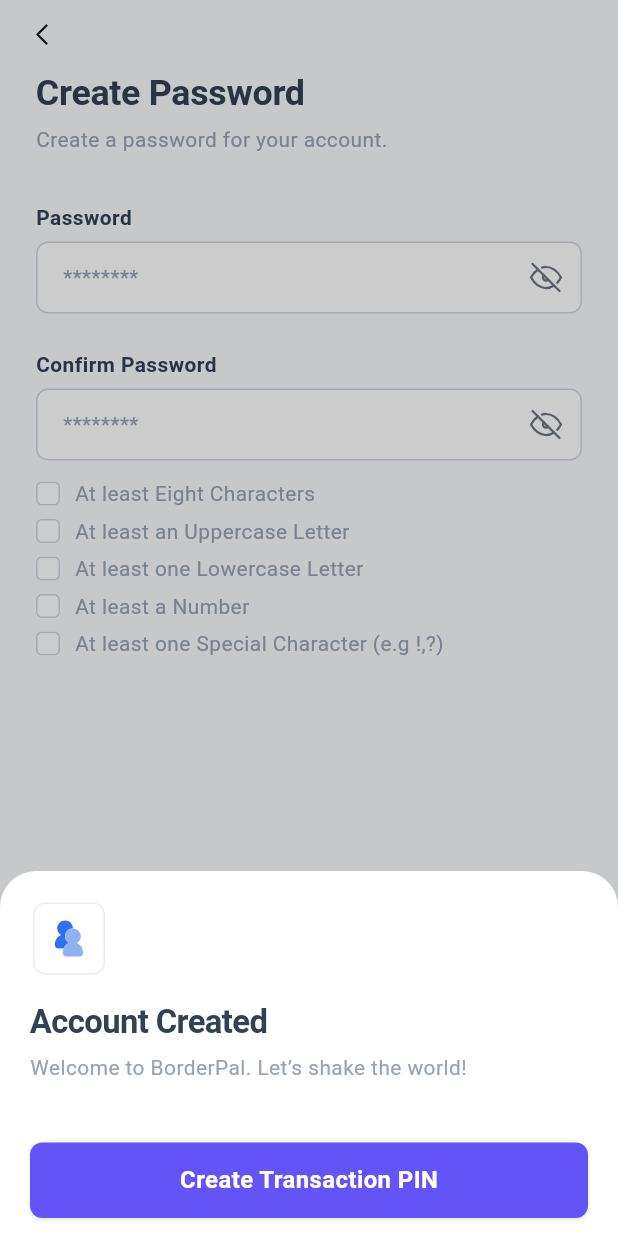
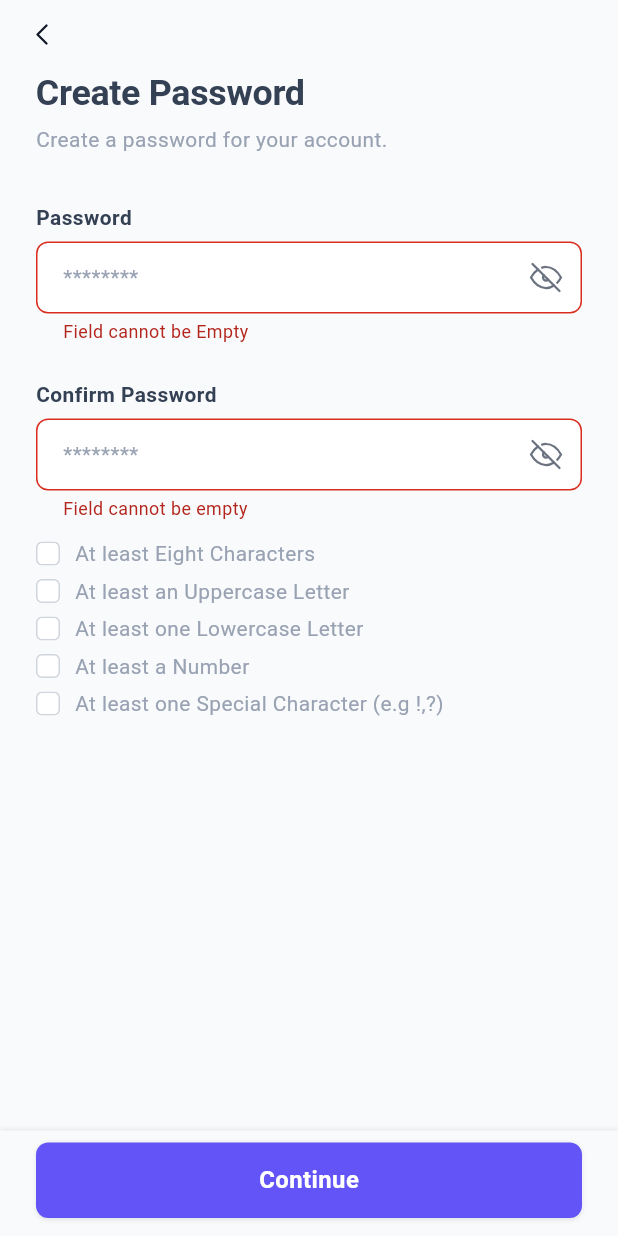
Before and after one commit to maraz-dev/remittance_mobile, a Flutter app: the CreateAccountPasswordFormView screen opened directly with empty values, after a tap on "Continue", on a phone screen of 412 x 824 dp. Run offline on Flutter 3.47's test engine with Material 3 defaults, Android fonts, the phone set to English and light mode, and no system bars; drawn by our look-alikes of flutter_animate; our stand-ins replace clock, device_info_plus, dio, flutter_screenutil, flutter_secure_storage, flutter_spinkit and 12 more; missing offline and left inert: curl_logger_dio_interceptor, dio_cache_interceptor, dio_cache_interceptor_hive_store, number_text_input_formatter; accounts and stored records are empty; Roboto replaces fonts that are missing (SFPro).

```diff
--- /dev/null
+++ b/lib/data/models/requests/create_password_req.dart
@@ -0,0 +1,43 @@
+import 'dart:convert';
+
+CreatePasswordReq createPasswordReqFromJson(String str) =>
+    CreatePasswordReq.fromJson(json.decode(str));
+
+String createPasswordReqToJson(CreatePasswordReq data) =>
+    json.encode(data.toJson());
+
+class CreatePasswordReq {
+  String? partnerCode;
+  String? requestId;
+  String? password;
+
+  CreatePasswordReq({
+    this.partnerCode,
+    this.requestId,
+    this.password,
+  });
+
+  CreatePasswordReq copyWith({
+    String? partnerCode,
+    String? requestId,
+    String? password,
+  }) =>
+      CreatePasswordReq(
+        partnerCode: partnerCode ?? this.partnerCode,
+        requestId: requestId ?? this.requestId,
+        password: password ?? this.password,
+      );
+
+  factory CreatePasswordReq.fromJson(Map<String, dynamic> json) =>
+      CreatePasswordReq(
+        partnerCode: json["partnerCode"],
+        requestId: json["requestId"],
+        password: json["password"],
+      );
+
+  Map<String, dynamic> toJson() => {
+        "partnerCode": partnerCode,
+        "requestId": requestId,
+        "password": password,
+      };
+}
--- a/lib/data/models/responses/user_response.dart
+++ b/lib/data/models/responses/user_response.dart
@@ -16,7 +16,6 @@ class UserResponse {
   String? refreshToken;
   String? onboardingStatus;
   DateTime? tokenExpiresAt;
-  Permissions? permissions;
   bool? changePassword;
   bool? isLiveMode;
 
@@ -38,7 +37,6 @@ class UserResponse {
     this.refreshToken,
     this.onboardingStatus,
     this.tokenExpiresAt,
-    this.permissions,
     this.changePassword,
     this.isLiveMode,
   });
@@ -63,9 +61,6 @@ class UserResponse {
         tokenExpiresAt: json["tokenExpiresAt"] == null
             ? null
             : DateTime.parse(json["tokenExpiresAt"]),
-        permissions: json["permissions"] == null
-            ? null
-            : Permissions.fromJson(json["permissions"]),
         changePassword: json["changePassword"],
         isLiveMode: json["isLiveMode"],
       );
@@ -88,7 +83,6 @@ class UserResponse {
         "refreshToken": refreshToken,
         "onboardingStatus": onboardingStatus,
         "tokenExpiresAt": tokenExpiresAt?.toIso8601String(),
-        "permissions": permissions?.toJson(),
         "changePassword": changePassword,
         "isLiveMode": isLiveMode,
       };
--- a/lib/view/features/auth/create_account_flow/create_account_password_form.dart
+++ b/lib/view/features/auth/create_account_flow/create_account_password_form.dart
@@ -5,6 +5,8 @@ import 'package:flutter_svg/svg.dart';
 import 'package:go_router/go_router.dart';
 import 'package:hooks_riverpod/hooks_riverpod.dart';
 import 'package:pinput/pinput.dart';
+import 'package:remittance_mobile/data/models/requests/create_password_req.dart';
+import 'package:remittance_mobile/view/features/auth/vm/create_account_vm/create_password_vm.dart';
 import 'package:remittance_mobile/view/features/auth/widgets/auth_title.dart';
 import 'package:remittance_mobile/view/features/auth/widgets/bottomsheet_title.dart';
 import 'package:remittance_mobile/view/features/dashboard/dashboard_view.dart';
@@ -14,6 +16,7 @@ import 'package:remittance_mobile/view/utils/app_images.dart';
 import 'package:remittance_mobile/view/utils/buttons.dart';
 import 'package:remittance_mobile/view/utils/extensions.dart';
 import 'package:remittance_mobile/view/utils/input_fields.dart';
+import 'package:remittance_mobile/view/utils/snackbar.dart';
 import 'package:remittance_mobile/view/utils/validator.dart';
 import 'package:remittance_mobile/view/widgets/back_button.dart';
 import 'package:remittance_mobile/view/widgets/bottom_nav_bar_widget.dart';
@@ -33,6 +36,10 @@ class CreateAccountPasswordFormView extends ConsumerStatefulWidget {
 
 class _CreateAccountPasswordFormViewState
     extends ConsumerState<CreateAccountPasswordFormView> {
+  // Key for Form
+  final GlobalKey<FormState> _formKey = GlobalKey();
+
+  // Text Editing Controllers
   final TextEditingController _password = TextEditingController();
   final TextEditingController _confirmPassword = TextEditingController();
 
@@ -45,62 +52,11 @@ class _CreateAccountPasswordFormViewState
 
   @override
   Widget build(BuildContext context) {
-    return AbsorbPointer(
-      absorbing: false,
-      child: Scaffold(
-        body: Padding(
-          padding: const EdgeInsets.symmetric(horizontal: 24),
-          child: Column(
-            crossAxisAlignment: CrossAxisAlignment.start,
-            children: [
-              16.0.height,
-              const BackArrowButton(),
-              18.0.height,
-              const AuthTitle(
-                  title: 'Create Password',
-                  subtitle: 'Create a password for your account.'),
-              32.0.height,
-              Expanded(
-                child: SingleChildScrollView(
-                  child: Column(
-                    children: [
-                      PasswordInput(
-                        header: 'Password',
-                        controller: _password,
-                        hint: '********',
-                        inputType: TextInputType.visiblePassword,
-                        validator: validatePassword,
-                      ),
-                      24.0.height,
-                      PasswordInput(
-                        header: 'Confirm Password',
-                        controller: _confirmPassword,
-                        hint: '********',
-                        inputType: TextInputType.visiblePassword,
-                        validator: (value) {
-                          if (value!.isEmpty) {
-                            return 'Password field cannot be empty';
-                          } else if (value != _password.text) {
-                            return "Password doesn't match";
-                          }
-                          return null;
-                        },
-                      ),
-                      12.0.height,
-                      PasswordValidator(controller: _password)
-                    ],
-                  ),
-                ),
-              ),
-            ],
-          ),
-        ),
-        bottomNavigationBar: BottomNavBarWidget(
-          children: [
-            MainButton(
-              //isLoading: true,
-              text: 'Continue',
-              onPressed: () {
+    final loading = ref.watch(createPasswordProvider);
+
+    /// Endpoint State
+    ref.listen(createPasswordProvider, (_, next) {
+      if (next is AsyncData<String>) {
         AppBottomSheet.showBottomSheet(
           context,
           isDismissible: false,
@@ -112,8 +68,7 @@ class _CreateAccountPasswordFormViewState
               16.0.height,
               const BottomSheetTitle(
                 title: 'Account Created',
-                        subtitle:
-                            'Welcome to BorderPal. Let’s shake the world!',
+                subtitle: 'Welcome to BorderPal. Let’s shake the world!',
               ),
               40.0.height,
               MainButton(
@@ -131,18 +86,17 @@ class _CreateAccountPasswordFormViewState
                         16.0.height,
                         const BottomSheetTitle(
                           title: 'Create Transaction PIN',
-                                  subtitle:
-                                      'Enter your desired Transaction PIN',
+                          subtitle: 'Enter your desired Transaction PIN',
                         ),
                         24.0.height,
                         Center(
                           child: Pinput(
                             length: 4,
                             obscureText: true,
-                                    defaultPinTheme: defaultPinInputTheme
-                                        .copyWith(height: 70.h, width: 70.w),
-                                    focusedPinTheme: focusedPinInputTheme
-                                        .copyWith(height: 70.h, width: 70.w),
+                            defaultPinTheme: defaultPinInputTheme.copyWith(
+                                height: 70.h, width: 70.w),
+                            focusedPinTheme: focusedPinInputTheme.copyWith(
+                                height: 70.h, width: 70.w),
                           ),
                         ),
                         40.0.height,
@@ -154,8 +108,7 @@ class _CreateAccountPasswordFormViewState
                               context,
                               isDismissible: false,
                               widget: Column(
-                                        crossAxisAlignment:
-                                            CrossAxisAlignment.start,
+                                crossAxisAlignment: CrossAxisAlignment.start,
                                 mainAxisSize: MainAxisSize.min,
                                 children: [
                                   SvgPicture.asset(AppImages.success),
@@ -189,6 +142,75 @@ class _CreateAccountPasswordFormViewState
             ],
           ),
         );
+      }
+      if (next is AsyncError) {
+        SnackBarDialog.showErrorFlushBarMessage(next.error.toString(), context);
+      }
+    });
+    return AbsorbPointer(
+      absorbing: loading.isLoading,
+      child: Scaffold(
+        body: Padding(
+          padding: const EdgeInsets.symmetric(horizontal: 24),
+          child: Form(
+            key: _formKey,
+            child: Column(
+              crossAxisAlignment: CrossAxisAlignment.start,
+              children: [
+                16.0.height,
+                const BackArrowButton(),
+                18.0.height,
+                const AuthTitle(
+                    title: 'Create Password',
+                    subtitle: 'Create a password for your account.'),
+                32.0.height,
+                Expanded(
+                  child: SingleChildScrollView(
+                    child: Column(
+                      children: [
+                        PasswordInput(
+                          header: 'Password',
+                          controller: _password,
+                          hint: '********',
+                          inputType: TextInputType.visiblePassword,
+                          validator: validatePassword,
+                        ),
+                        24.0.height,
+                        PasswordInput(
+                          header: 'Confirm Password',
+                          controller: _confirmPassword,
+                          hint: '********',
+                          inputType: TextInputType.visiblePassword,
+                          validator: (value) {
+                            if (value!.isEmpty) {
+                              return 'Field cannot be empty';
+                            } else if (value != _password.text) {
+                              return "Password doesn't match";
+                            }
+                            return null;
+                          },
+                        ),
+                        12.0.height,
+                        PasswordValidator(controller: _password)
+                      ],
+                    ),
+                  ),
+                ),
+              ],
+            ),
+          ),
+        ),
+        bottomNavigationBar: BottomNavBarWidget(
+          children: [
+            MainButton(
+              isLoading: loading.isLoading,
+              text: 'Continue',
+              onPressed: () {
+                if (_formKey.currentState!.validate()) {
+                  ref
+                      .read(createPasswordProvider.notifier)
+                      .createPasswordMethod(CreatePasswordReq());
+                }
               },
             )
                 .animate()
--- /dev/null
+++ b/lib/view/features/auth/vm/create_account_vm/create_password_vm.dart
@@ -0,0 +1,22 @@
+import 'dart:async';
+
+import 'package:hooks_riverpod/hooks_riverpod.dart';
+import 'package:remittance_mobile/core/di/injector.dart';
+import 'package:remittance_mobile/data/models/requests/create_password_req.dart';
+
+class CreatePasswordNotifier extends AutoDisposeAsyncNotifier<String> {
+  Future<void> createPasswordMethod(CreatePasswordReq req) async {
+    state = const AsyncLoading();
+    state = await AsyncValue.guard(
+        () => ref.read(authRepository).createPassword(req));
+  }
+
+  @override
+  FutureOr<String> build() {
+    return '';
+  }
+}
+
+final createPasswordProvider =
+    AsyncNotifierProvider.autoDispose<CreatePasswordNotifier, String>(
+        CreatePasswordNotifier.new);
--- a/lib/view/features/auth/widgets/auth_title.dart
+++ b/lib/view/features/auth/widgets/auth_title.dart
@@ -1,13 +1,15 @@
 import 'package:flutter/material.dart';
+import 'package:flutter/widgets.dart';
 import 'package:flutter_animate/flutter_animate.dart';
 import 'package:remittance_mobile/view/utils/extensions.dart';
 
 class AuthTitle extends StatelessWidget {
-  final String title, subtitle;
+  final String title;
+  final String? subtitle;
   const AuthTitle({
     super.key,
     required this.title,
-    required this.subtitle,
+    this.subtitle,
   });
 
   @override
@@ -26,8 +28,10 @@ class AuthTitle extends StatelessWidget {
             )
             .slideX(begin: -.1, end: 0),
         8.0.height,
-        Text(
-          subtitle,
+        Visibility(
+          visible: subtitle != null,
+          child: Text(
+            subtitle ?? '',
           )
               .animate()
               .fadeIn(
@@ -35,6 +39,7 @@ class AuthTitle extends StatelessWidget {
                 delay: 400.ms,
               )
               .slideX(begin: -.1, end: 0),
+        ),
       ],
     );
   }
--- a/lib/view/features/home/widgets/home_appbar.dart
+++ b/lib/view/features/home/widgets/home_appbar.dart
@@ -1,12 +1,15 @@
 import 'package:flutter/material.dart';
 import 'package:flutter_screenutil/flutter_screenutil.dart';
 import 'package:flutter_svg/svg.dart';
+import 'package:remittance_mobile/data/models/responses/user_response.dart';
 import 'package:remittance_mobile/view/utils/app_images.dart';
 import 'package:remittance_mobile/view/utils/extensions.dart';
 
 class HomeAppBarWidget extends StatelessWidget {
+  final UserResponse response;
   const HomeAppBarWidget({
     super.key,
+    required this.response,
   });
 
   @override
@@ -24,7 +27,8 @@ class HomeAppBarWidget extends StatelessWidget {
           style: Theme.of(context).textTheme.bodyLarge,
           children: [
             TextSpan(
-                text: 'Ella', style: Theme.of(context).textTheme.displaySmall),
+                text: response.firstName?.split(' ').first ?? '',
+                style: Theme.of(context).textTheme.displaySmall),
             TextSpan(
                 text: '👋', style: Theme.of(context).textTheme.displaySmall),
           ],
--- a/lib/view/theme/app_colors.dart
+++ b/lib/view/theme/app_colors.dart
@@ -27,7 +27,7 @@ abstract class AppColors {
   static const kLightSuccessColor = Color(0xFFECFDF3);
   static const kWarningColor = Color(0xFFDC6803);
   static const kWarningColor50 = Color(0xFFFFFAEB);
-  static const kErrorColor = Color(0xFFFA3157);
+  static const kErrorColor = Color(0xFFD92D20);
   static const kTextBorderColor = Color(0xFFF9F8FF);
   static final kBoxShadowColor = const Color(0xFF101828).withOpacity(0.1);
 }
```
Also changed, not shown: lib/data/remote/auth/auth_impl.dart (+13 -0 lines), lib/data/remote/auth/auth_service.dart (+47 -6 lines), lib/view/features/auth/create_account_flow/create_account_form_view.dart (+9 -0 lines), lib/view/features/auth/create_account_flow/otp_verification_view.dart (+37 -6 lines), lib/view/features/auth/login_view.dart (+11 -0 lines), lib/view/features/auth/vm/create_account_vm/verify_phone_number_vm.dart (added, +22 -0 lines), lib/view/features/home/home_view.dart (+12 -4 lines), lib/view/utils/extensions.dart (+17 -0 lines). Lines whose indentation alone changed are shown as unchanged.
